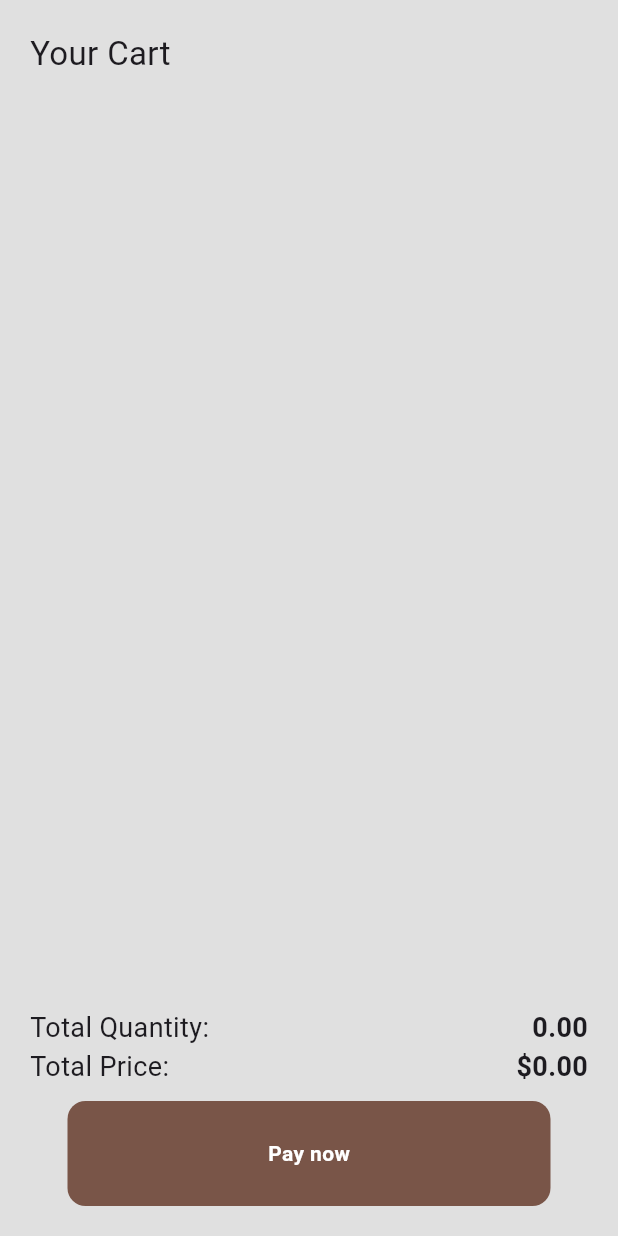
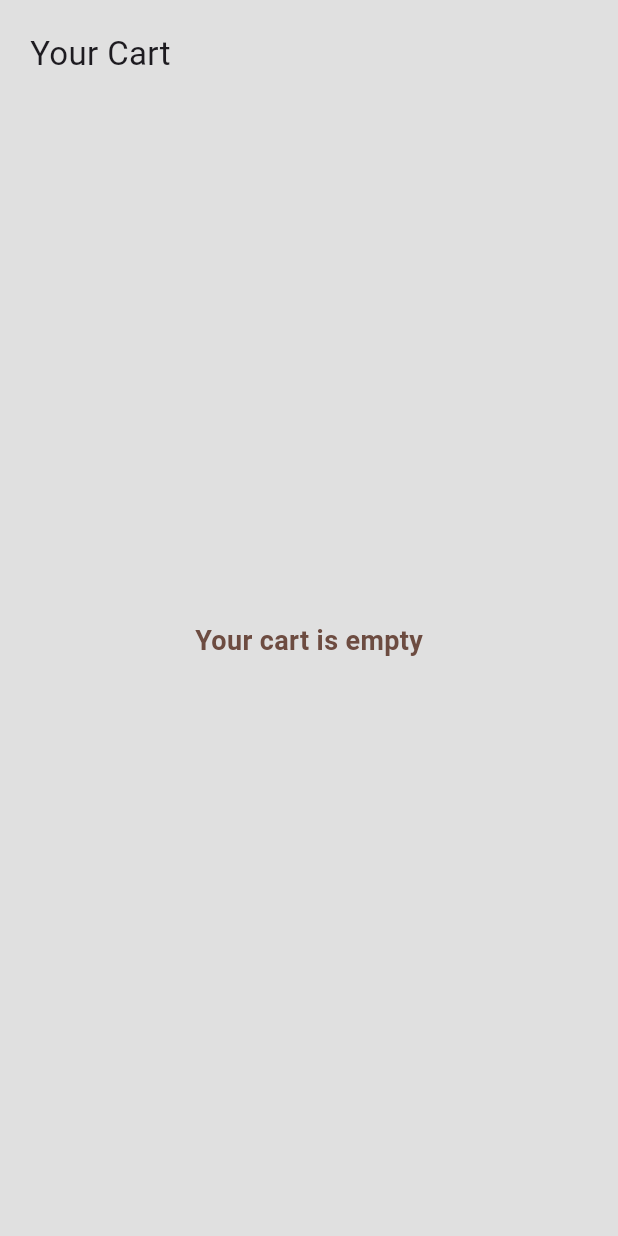
Before and after one commit to MiniDzaldov/Coffee-App, a Flutter app: the CartScreen screen opened directly, on a phone screen of 412 x 824 dp. Run offline on Flutter 3.47's test engine with Material 3 defaults, Android fonts, the phone set to English and light mode, and no system bars; our stand-ins replace confetti, flutter_credit_card, google_nav_bar.

```diff
--- a/lib/screens/cart_screen.dart
+++ b/lib/screens/cart_screen.dart
@@ -5,6 +5,7 @@ import '../components/my_button.dart';
 import '../const.dart';
 import '../models/coffee.dart';
 import '../models/coffee_shop.dart';
+import 'payment_screen.dart';
 
 class CartScreen extends StatefulWidget {
   @override
@@ -39,7 +40,12 @@ class _CartScreenState extends State<CartScreen> {
         );
   }
 
+  @override
   Widget build(BuildContext context) {
+    final coffeeShop = Provider.of<CoffeeShop>(context);
+    final userCart = coffeeShop.userCart;
+    final isCartEmpty = userCart.isEmpty;
+
     return Scaffold(
       backgroundColor: backgroundColor,
       body: Padding(
@@ -56,14 +62,25 @@ class _CartScreenState extends State<CartScreen> {
             SizedBox(
               height: 25,
             ),
+            if (isCartEmpty)
+              Expanded(
+                child: Center(
+                  child: Text(
+                    'Your cart is empty',
+                    style: TextStyle(
+                      fontSize: 18,
+                      fontWeight: FontWeight.bold,
+                      color: Colors.brown[600],
+                    ),
+                  ),
+                ),
+              )
+            else
               Expanded(
                 child: ListView.builder(
-                itemCount: Provider.of<CoffeeShop>(context, listen: false)
-                    .userCart
-                    .length,
+                  itemCount: userCart.length,
                   itemBuilder: (context, index) {
-                  final coffee = Provider.of<CoffeeShop>(context, listen: false)
-                      .userCart[index];
+                    final coffee = userCart[index];
                     return Container(
                       margin: EdgeInsets.only(left: 15, right: 15, bottom: 10),
                       padding: EdgeInsets.symmetric(vertical: 10, horizontal: 10),
@@ -119,6 +136,7 @@ class _CartScreenState extends State<CartScreen> {
             SizedBox(
               height: 25,
             ),
+            if (!isCartEmpty) ...[
               Row(
                 children: [
                   Text(
@@ -129,7 +147,7 @@ class _CartScreenState extends State<CartScreen> {
                   ),
                   Spacer(),
                   Text(
-                  '${_calculateTotalItems().toStringAsFixed(2)}',
+                    '${_calculateTotalItems()}',
                     style: TextStyle(fontSize: 18, fontWeight: FontWeight.bold),
                   ),
                 ],
@@ -152,7 +170,18 @@ class _CartScreenState extends State<CartScreen> {
               SizedBox(
                 height: 10,
               ),
-            MyButton(text: 'Pay now', onTap: () {}),
+              MyButton(
+                text: 'Payment',
+                onTap: () {
+                  Navigator.push(
+                    context,
+                    MaterialPageRoute(
+                      builder: (context) => PaymentScreen(onPaymentSuccess: _clearCart),
+                    ),
+                  );
+                },
+              ),
+            ]
           ],
         ),
       ),
--- a/pubspec.yaml
+++ b/pubspec.yaml
@@ -39,8 +39,7 @@ dependencies:
   google_nav_bar: ^5.0.6
   confetti: ^0.7.0
   flutter_credit_card: ^3.0.0
-  firebase_auth: ^5.1.1
-  firebase_core: ^3.1.1
+
 
 dev_dependencies:
   flutter_test:
```
Also changed, not shown: lib/screens/coffee_order_screen.dart (+7 -3 lines), lib/screens/payment_screen.dart (+111 -0 lines), lib/models/coffee.dart (line endings or trailing spaces), pubspec.lock. Lines whose indentation alone changed are shown as unchanged.
